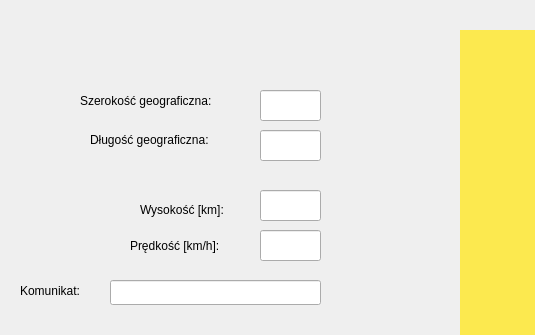
First picture: the form in mainwindow.ui, repository studentwb/wisualisation_ISS, before the edit; both pictures show x 0 to 535 and y 0 to 335 of the 1036 by 523 pixel window.
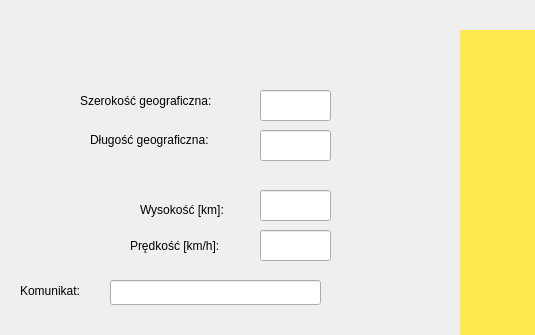
Second picture: the form after the edit. Custom widgets are drawn as their Qt base class.

```diff
--- a/mainwindow.ui
+++ b/mainwindow.ui
@@ -112,7 +112,7 @@
      <rect>
       <x>260</x>
       <y>90</y>
-      <width>61</width>
+      <width>71</width>
       <height>31</height>
      </rect>
     </property>
@@ -122,7 +122,7 @@
      <rect>
       <x>260</x>
       <y>190</y>
-      <width>61</width>
+      <width>71</width>
       <height>31</height>
      </rect>
     </property>
@@ -135,7 +135,7 @@
      <rect>
       <x>260</x>
       <y>230</y>
-      <width>61</width>
+      <width>71</width>
       <height>31</height>
      </rect>
     </property>
@@ -171,7 +171,7 @@
      <rect>
       <x>260</x>
       <y>130</y>
-      <width>61</width>
+      <width>71</width>
       <height>31</height>
      </rect>
     </property>
```
